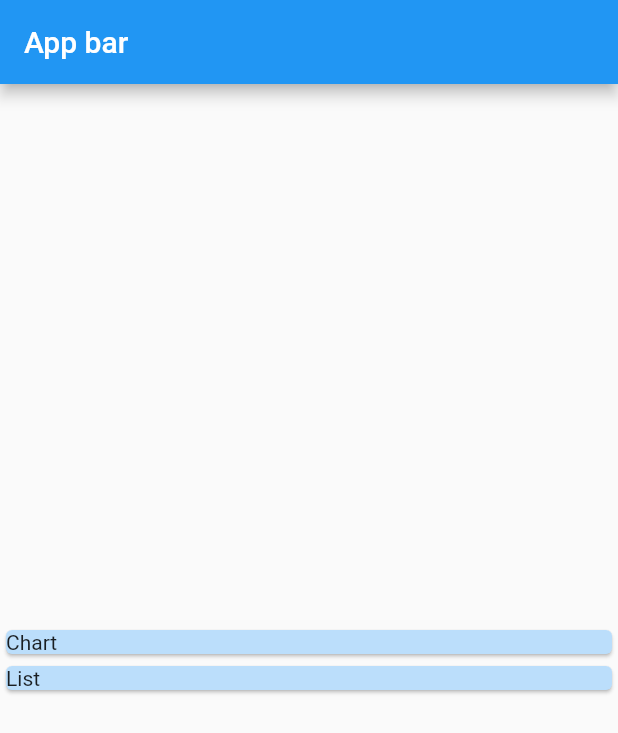
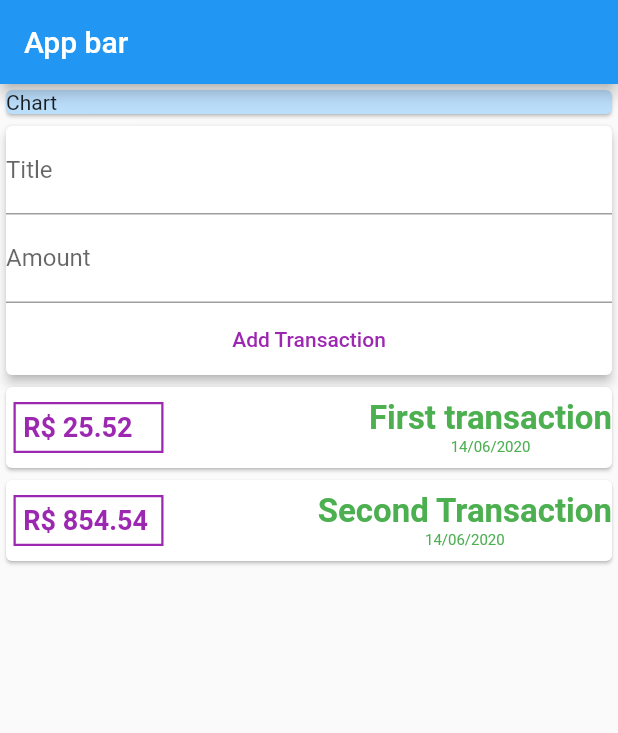
Before and after one commit to vitorl-s/flutter_financeOrganizerApp, a Flutter app: the screen it shows after launch, on a phone screen of 412 x 824 dp. Shown: the top 733 px of the screen. Run offline on Flutter 3.47's test engine with Material 2 defaults, Android fonts, the phone set to English and light mode, and no system bars; missing offline and left inert: dart:ffi.

Commit message:
Add inputs do add transactions and init list
Signed-off-by: Vitor Leal <vitor_leal2201@hotmail.com>

```diff
--- a/lib/main.dart
+++ b/lib/main.dart
@@ -1,3 +1,5 @@
+import './models/transaction.dart';
+import 'package:intl/intl.dart';
 import 'package:flutter/material.dart';
 
 void main() {
@@ -19,6 +21,12 @@ class MyApp extends StatelessWidget {
 }
 
 class MyHomePage extends StatelessWidget {
+  final List<Transaction> transactions = [
+    Transaction('1', 'First transaction', 25.52, DateTime.now()),
+    Transaction('2', 'Second Transaction', 854.54, DateTime.now())
+  ];
+  final titleInput = TextEditingController();
+  final amountInput = TextEditingController();
   @override
   Widget build(BuildContext context) {
     return Scaffold(
@@ -26,13 +34,83 @@ class MyHomePage extends StatelessWidget {
           title: Text('App bar'),
         ),
         body: Column(
-        mainAxisAlignment: MainAxisAlignment.center,
           crossAxisAlignment: CrossAxisAlignment.stretch,
           children: <Widget>[
-          Card(color: Colors.blue[100], child: Container(width: 200, child: Text('Chart'))),
-          Card(color: Colors.blue[100], child:Text('List'))
+            Card(
+                color: Colors.blue[100],
+                child: Container(width: 200, child: Text('Chart'))),
+            Card(
+                elevation: 3,
+                child: Column(
+                  children: <Widget>[
+                    TextField(
+                      decoration: InputDecoration(labelText: 'Title'),
+                      controller: titleInput,
+                    ),
+                    TextField(
+                      decoration: InputDecoration(labelText: 'Amount'),
+                      controller: amountInput,
+                    ),
+                    FlatButton(
+                      onPressed: () {},
+                      child: Text(
+                        'Add Transaction',
+                      ),
+                      textColor: Colors.purple,
+                    )
+                  ],
+                )),
+            Column(
+              children: transactions
+                  .map((item) => Card(
+                          child: Row(
+                        mainAxisAlignment: MainAxisAlignment.spaceBetween,
+                        crossAxisAlignment: CrossAxisAlignment.center,
+                        children: <Widget>[
+                          Container(
+                              constraints:
+                                  BoxConstraints(minWidth: 100, maxWidth: 120),
+                              padding: EdgeInsets.all(5),
+                              decoration: BoxDecoration(
+                                  border: Border.all(
+                                      color: Colors.purple, width: 1.5)),
+                              margin: EdgeInsets.symmetric(
+                                  vertical: 10, horizontal: 5),
+                              child: Text(
+                                'R\$ ${item.amount}',
+                                style: TextStyle(
+                                    fontWeight: FontWeight.bold,
+                                    color: Colors.purple,
+                                    fontSize: 18),
+                              )),
+                          Column(
+                            children: <Widget>[
+                              Container(
+                                child: Text(
+                                  item.title,
+                                  style: TextStyle(
+                                    color: Colors.green,
+                                    fontWeight: FontWeight.bold,
+                                    fontSize: 22,
+                                  ),
+                                ),
+                              ),
+                              Container(
+                                child: Text(
+                                  DateFormat('dd/MM/yyyy').format(item.date),
+                                  style: TextStyle(
+                                    color: Colors.green,
+                                    fontSize: 10,
+                                  ),
+                                ),
+                              )
                             ],
                           )
-    );
+                        ],
+                      )))
+                  .toList(),
+            )
+          ],
+        ));
   }
 }
--- /dev/null
+++ b/lib/models/transaction.dart
@@ -0,0 +1,10 @@
+import 'dart:ffi';
+
+class Transaction {
+  String id;
+  String title;
+  double amount;
+  DateTime date;
+
+  Transaction(this.id,this.title,this.amount,this.date);
+}
--- a/pubspec.yaml
+++ b/pubspec.yaml
@@ -21,6 +21,7 @@ environment:
   sdk: ">=2.7.0 <3.0.0"
 
 dependencies:
+  intl: ^0.16.1
   flutter:
     sdk: flutter
 
```
Also changed, not shown: lib/transactions_list.dart (added), pubspec.lock. Lines whose indentation alone changed are shown as unchanged.
